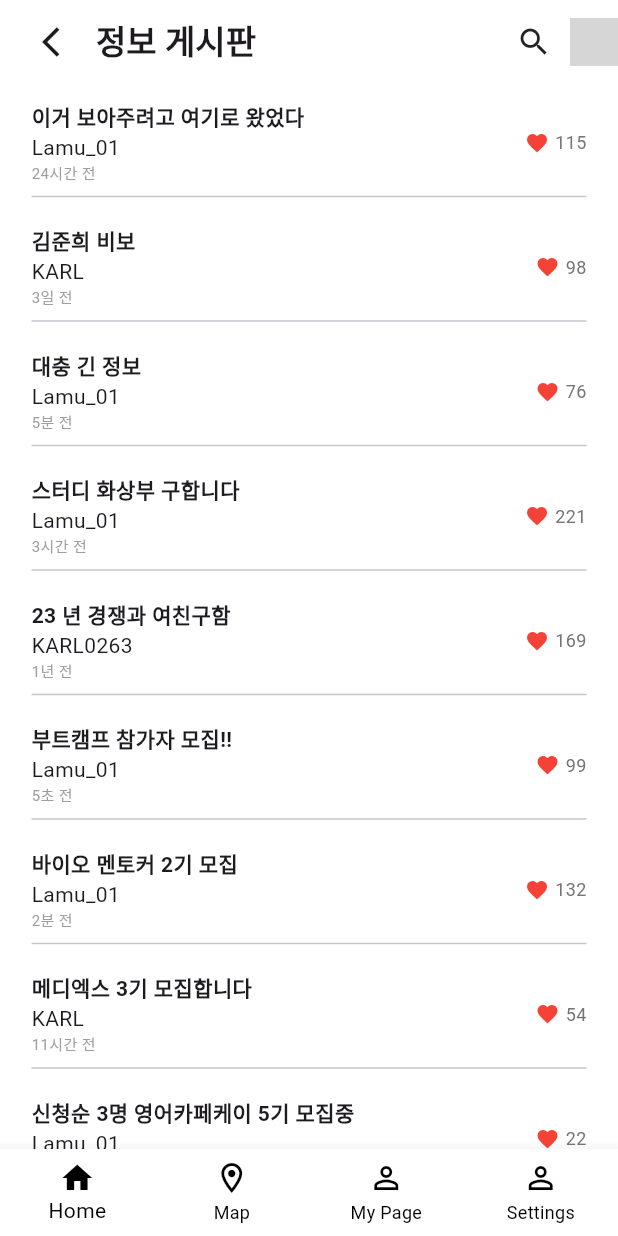
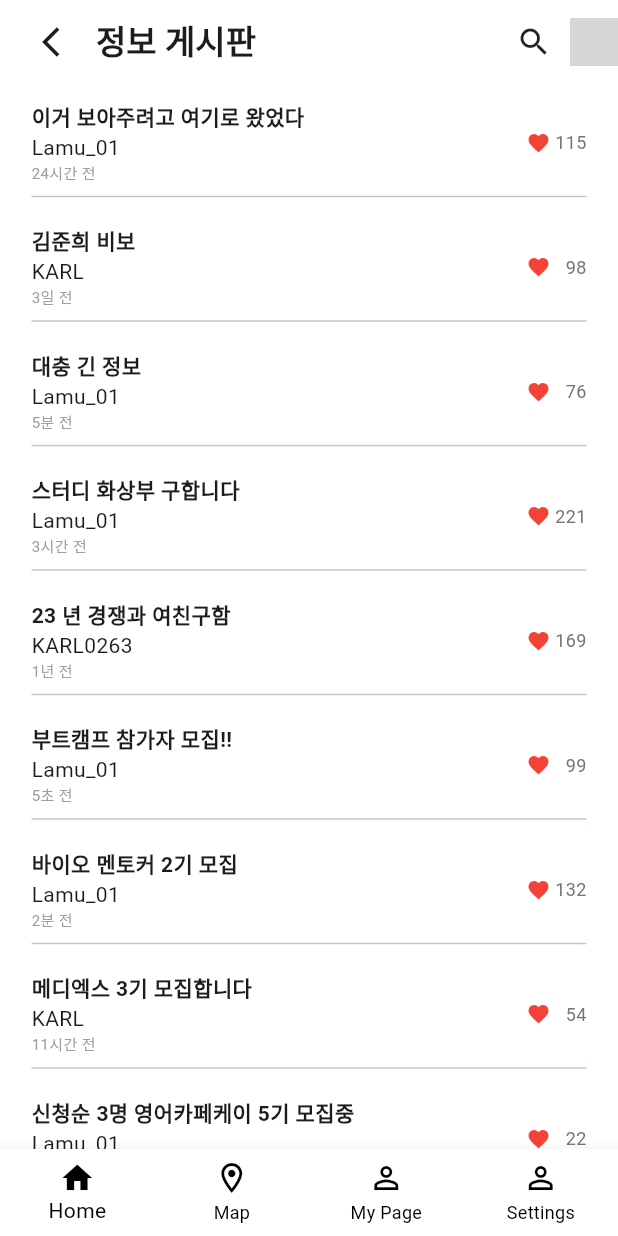
Before and after one commit to NostraProejct/NostraKnu_FE, a Flutter app: the CommunityList screen opened by its route, after a tap on the "search" icon, on a phone screen of 412 x 824 dp. Run offline on Flutter 3.47's test engine with Material 3 defaults, Android fonts, the phone set to English and light mode, and no system bars; our stand-ins replace go_router, google_fonts, infinite_scroll_pagination; grey boxes are pictures that could not be loaded.

Commit message:
FEAT / communityList-favorite-text-align

```diff
--- a/lib/community/list/communityList.dart
+++ b/lib/community/list/communityList.dart
@@ -60,16 +60,18 @@ class _CommunityList extends State<CommunityList> {
                       ],
                     ),
                   ),
-                  Row(
-                    mainAxisAlignment: MainAxisAlignment.end,
+                  Container(
+                    width: 40, // 고정된 너비 설정
+                    child: Row(
+                      mainAxisAlignment: MainAxisAlignment.spaceBetween, // 양쪽에 붙어있게 정렬
                       children: [
                         Icon(Icons.favorite, size: 16, color: Colors.red),
-                      SizedBox(width: 4),
                         Text(
                           item.likes.toString(),
                           style: TextStyle(fontSize: 12, color: Colors.grey[600]),
                         ),
                       ],
+                    ),
                   ),
                 ],
               ),
```
Lines whose indentation alone changed are shown as unchanged.
